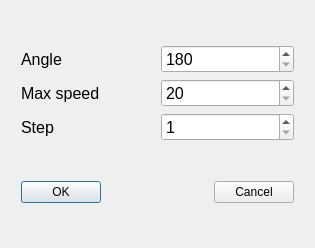
piotrw777/hall_sensor_gui, file dialog.ui: the form before one commit.
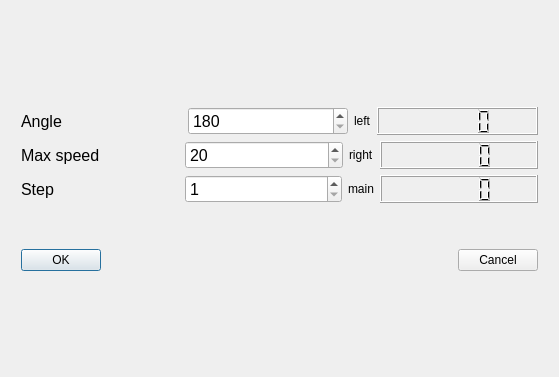
The form after the commit.

```diff
--- a/dialog.ui
+++ b/dialog.ui
@@ -9,8 +9,8 @@
    <rect>
     <x>0</x>
     <y>0</y>
-    <width>315</width>
-    <height>248</height>
+    <width>559</width>
+    <height>377</height>
    </rect>
   </property>
   <property name="windowTitle">
@@ -67,6 +67,22 @@
          </property>
         </widget>
        </item>
+       <item>
+        <widget class="QLabel" name="label">
+         <property name="sizePolicy">
+          <sizepolicy hsizetype="Maximum" vsizetype="Preferred">
+           <horstretch>0</horstretch>
+           <verstretch>0</verstretch>
+          </sizepolicy>
+         </property>
+         <property name="text">
+          <string>left</string>
+         </property>
+        </widget>
+       </item>
+       <item>
+        <widget class="QLCDNumber" name="lcd_left_button"/>
+       </item>
       </layout>
      </item>
      <item>
@@ -98,6 +114,22 @@
          </property>
         </widget>
        </item>
+       <item>
+        <widget class="QLabel" name="label_2">
+         <property name="sizePolicy">
+          <sizepolicy hsizetype="Maximum" vsizetype="Preferred">
+           <horstretch>0</horstretch>
+           <verstretch>0</verstretch>
+          </sizepolicy>
+         </property>
+         <property name="text">
+          <string>right</string>
+         </property>
+        </widget>
+       </item>
+       <item>
+        <widget class="QLCDNumber" name="lcd_right_button"/>
+       </item>
       </layout>
      </item>
      <item>
@@ -129,6 +161,22 @@
          </property>
         </widget>
        </item>
+       <item>
+        <widget class="QLabel" name="label_3">
+         <property name="sizePolicy">
+          <sizepolicy hsizetype="Maximum" vsizetype="Preferred">
+           <horstretch>0</horstretch>
+           <verstretch>0</verstretch>
+          </sizepolicy>
+         </property>
+         <property name="text">
+          <string>main</string>
+         </property>
+        </widget>
+       </item>
+       <item>
+        <widget class="QLCDNumber" name="lcd_main_button"/>
+       </item>
       </layout>
      </item>
      <item>
```
